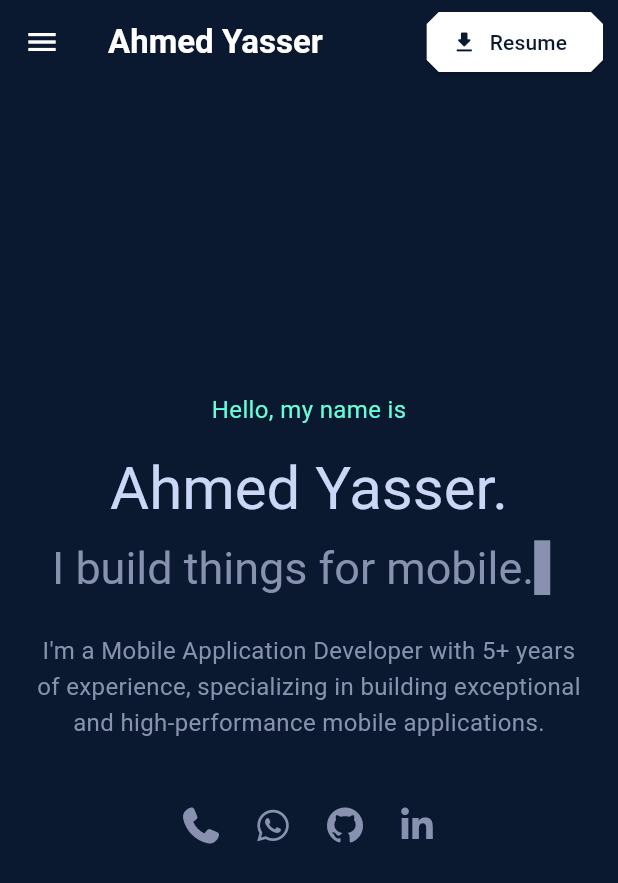
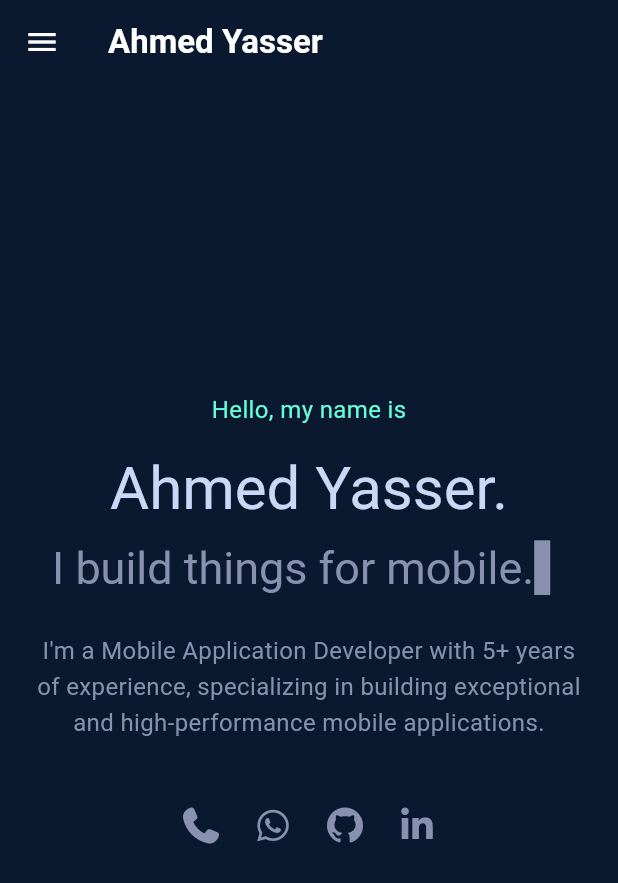
Before and after one commit to ashehata71/portfolio, a Flutter app: the screen it shows after launch, on a phone screen of 412 x 824 dp. Shown: the top 883 px of the screen. Run offline on Flutter 3.47's test engine with Material 3 defaults, Android fonts, the phone set to English and light mode, and no system bars; our stand-ins replace font_awesome_flutter, google_fonts; Roboto replaces fonts that are missing (Montaga).

Commit message:
- Removed Resume button from PortfolioApp

```diff
--- a/lib/core/apps/portfolio_app.dart
+++ b/lib/core/apps/portfolio_app.dart
@@ -146,31 +146,6 @@ class _PortfolioHomePageState extends State<PortfolioHomePage> {
                 child: Text(item['label']!),
               ),
             )),
-
-          // Resume button
-          Padding(
-            padding: const EdgeInsets.symmetric(horizontal: 10),
-            child: ElevatedButton.icon(
-              icon: const Icon(Icons.download_rounded, size: 18, color: Color(0xFF0A192F)),
-              label: const Text('Resume', style: TextStyle(color: Color(0xFF0A192F))),
-              onPressed: () async {
-                const resumeUrl =
-                    'https://drive.google.com/file/d/1ntxBV6yVNhYmbF5qo3VvAzPLqvcwAdwi/view?usp=sharing';
-                try {
-                  await launchURLByURL(resumeUrl);
-                } catch (_) {
-                  if (!mounted) return;
-                  ScaffoldMessenger.of(context).showSnackBar(
-                    const SnackBar(content: Text('Could not open resume.')),
-                  );
-                }
-              },
-              style: ElevatedButton.styleFrom(
-                backgroundColor: Colors.white,
-                shape: BeveledRectangleBorder(borderRadius: BorderRadius.circular(8)),
-              ),
-            ),
-          ),
         ],
       ),
       // Hamburger drawer on narrow screens
```
